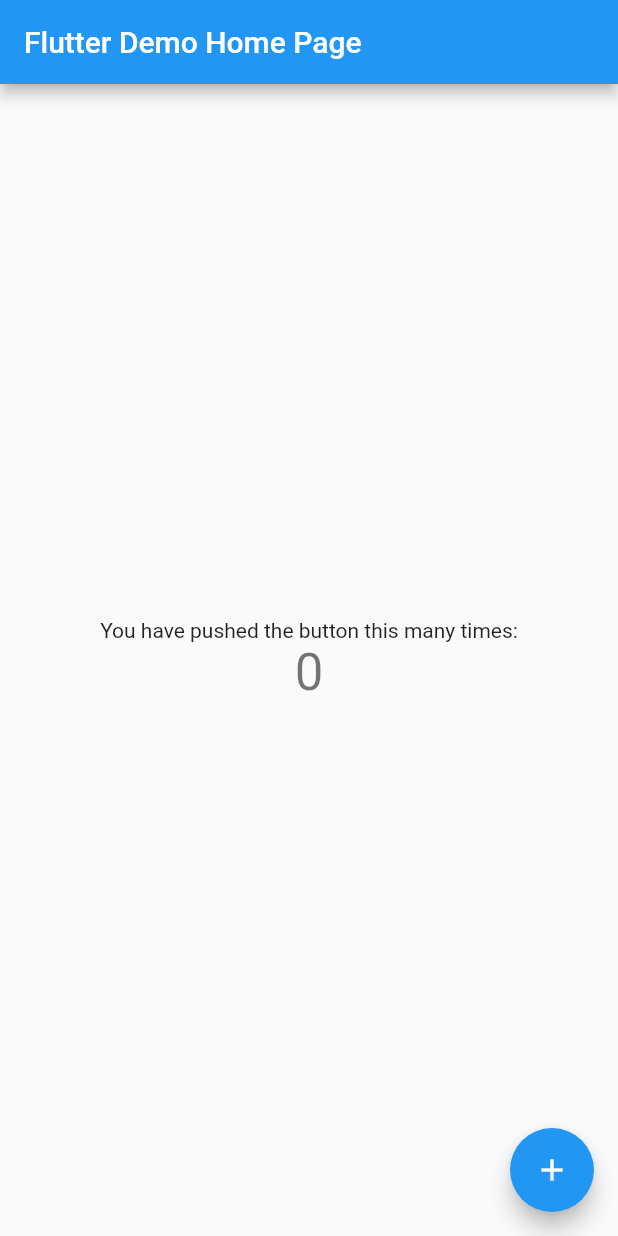
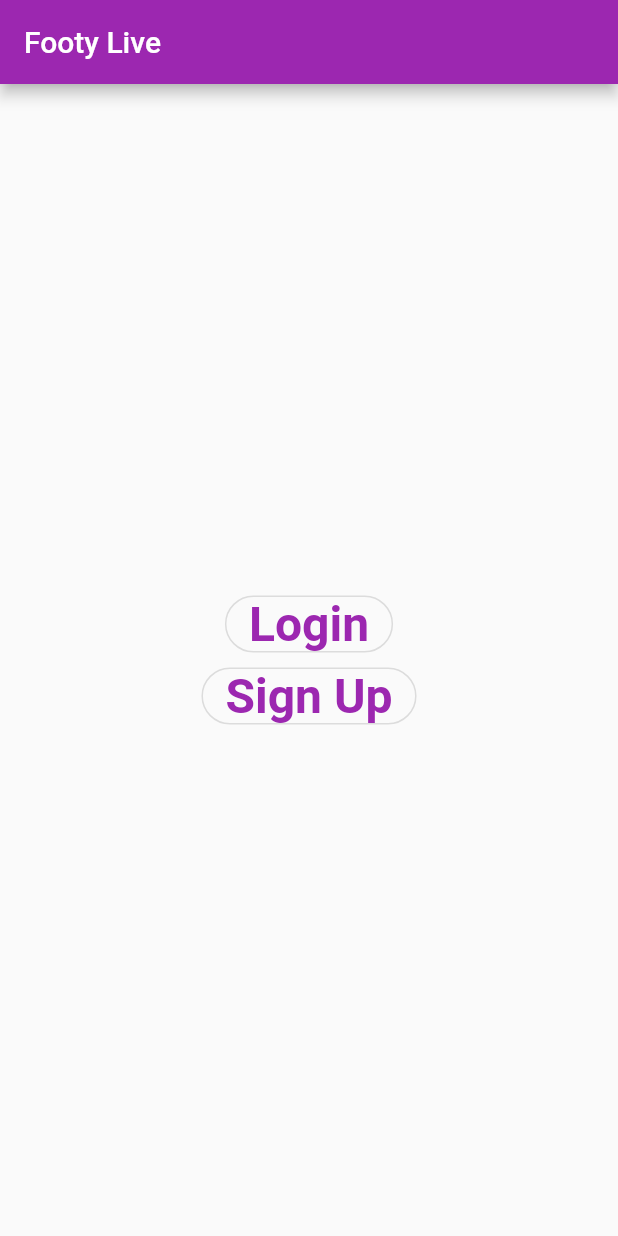
Before and after one commit to rahulmlokurte/footy_live, a Flutter app: the screen it shows after launch, on a phone screen of 412 x 824 dp. Run offline on Flutter 3.47's test engine with Material 2 defaults, Android fonts, the light colour scheme and no system bars.

Commit message:
Adding home page, login page

```diff
--- a/lib/main.dart
+++ b/lib/main.dart
@@ -1,4 +1,5 @@
 import 'package:flutter/material.dart';
+import 'package:footy_live/pages/home_page.dart';
 
 void main() {
   runApp(const MyApp());
@@ -10,106 +11,6 @@
   // This widget is the root of your application.
   @override
   Widget build(BuildContext context) {
-    return MaterialApp(
-      title: 'Flutter Demo',
-      theme: ThemeData(
-        // This is the theme of your application.
-        //
-        // Try running your application with "flutter run". You'll see the
-        // application has a blue toolbar. Then, without quitting the app, try
-        // changing the primarySwatch below to Colors.green and then invoke
-        // "hot reload" (press "r" in the console where you ran "flutter run",
-        // or simply save your changes to "hot reload" in a Flutter IDE).
-        // Notice that the counter didn't reset back to zero; the application
-        // is not restarted.
-        primarySwatch: Colors.blue,
-      ),
-      home: const MyHomePage(title: 'Flutter Demo Home Page'),
-    );
+    return const HomePage();
   }
 }
-
-class MyHomePage extends StatefulWidget {
-  const MyHomePage({Key? key, required this.title}) : super(key: key);
-
-  // This widget is the home page of your application. It is stateful, meaning
-  // that it has a State object (defined below) that contains fields that affect
-  // how it looks.
-
-  // This class is the configuration for the state. It holds the values (in this
-  // case the title) provided by the parent (in this case the App widget) and
-  // used by the build method of the State. Fields in a Widget subclass are
-  // always marked "final".
-
-  final String title;
-
-  @override
-  State<MyHomePage> createState() => _MyHomePageState();
-}
-
-class _MyHomePageState extends State<MyHomePage> {
-  int _counter = 0;
-
-  void _incrementCounter() {
-    setState(() {
-      // This call to setState tells the Flutter framework that something has
-      // changed in this State, which causes it to rerun the build method below
-      // so that the display can reflect the updated values. If we changed
-      // _counter without calling setState(), then the build method would not be
-      // called again, and so nothing would appear to happen.
-      _counter++;
-    });
-  }
-
-  @override
-  Widget build(BuildContext context) {
-    // This method is rerun every time setState is called, for instance as done
-    // by the _incrementCounter method above.
-    //
-    // The Flutter framework has been optimized to make rerunning build methods
-    // fast, so that you can just rebuild anything that needs updating rather
-    // than having to individually change instances of widgets.
-    return Scaffold(
-      appBar: AppBar(
-        // Here we take the value from the MyHomePage object that was created by
-        // the App.build method, and use it to set our appbar title.
-        title: Text(widget.title),
-      ),
-      body: Center(
-        // Center is a layout widget. It takes a single child and positions it
-        // in the middle of the parent.
-        child: Column(
-          // Column is also a layout widget. It takes a list of children and
-          // arranges them vertically. By default, it sizes itself to fit its
-          // children horizontally, and tries to be as tall as its parent.
-          //
-          // Invoke "debug painting" (press "p" in the console, choose the
-          // "Toggle Debug Paint" action from the Flutter Inspector in Android
-          // Studio, or the "Toggle Debug Paint" command in Visual Studio Code)
-          // to see the wireframe for each widget.
-          //
-          // Column has various properties to control how it sizes itself and
-          // how it positions its children. Here we use mainAxisAlignment to
-          // center the children vertically; the main axis here is the vertical
-          // axis because Columns are vertical (the cross axis would be
-          // horizontal).
-          mainAxisAlignment: MainAxisAlignment.center,
-          children: <Widget>[
-            const Text(
-              'You have pushed the button this many times:',
-            ),
-            Text(
-              '$_counter',
-              style: Theme.of(context).textTheme.headline4,
-            ),
-          ],
-        ),
-      ),
-      floatingActionButton: FloatingActionButton(
-        onPressed: _incrementCounter,
-        tooltip: 'Increment',
-        child: const Icon(Icons.add),
-      ), // This trailing comma makes auto-formatting nicer for build methods.
-    );
-  }
-}
--- /dev/null
+++ b/lib/pages/home_page.dart
@@ -0,0 +1,31 @@
+import 'package:flutter/material.dart';
+import 'package:footy_live/pages/login_page.dart';
+
+class HomePage extends StatelessWidget {
+  const HomePage({Key? key}) : super(key: key);
+
+  @override
+  Widget build(BuildContext context) {
+    return MaterialApp(
+      title: 'Footy Live',
+      theme: ThemeData(
+        primarySwatch: Colors.purple,
+      ),
+      home: Scaffold(
+        appBar: AppBar(
+          title: const Text('Footy Live'),
+        ),
+        body: Column(
+            mainAxisAlignment: MainAxisAlignment.spaceBetween,
+            children: <Widget>[
+              Expanded(child: Container(
+                  alignment: Alignment.center,
+                  child: const LoginPage()
+              ))
+
+            ]
+        ),
+      )
+      );
+  }
+}
--- /dev/null
+++ b/lib/pages/login_page.dart
@@ -0,0 +1,32 @@
+import 'package:flutter/material.dart';
+
+class LoginPage extends StatelessWidget {
+  const LoginPage({Key? key}) : super(key: key);
+
+  @override
+  Widget build(BuildContext context) {
+    return Column(
+          mainAxisAlignment: MainAxisAlignment.center,
+          crossAxisAlignment: CrossAxisAlignment.center,
+      children: [
+        OutlinedButton(
+          style: ElevatedButton.styleFrom(shape: const StadiumBorder() ),
+          onPressed: () {},
+          child: const Text('Login',
+          style: TextStyle(
+            fontSize: 32,
+            fontWeight: FontWeight.bold,
+          ),
+          ),
+        ),
+        OutlinedButton(onPressed: () {},
+            style: ElevatedButton.styleFrom(shape: const StadiumBorder()),
+            child: const Text('Sign Up',
+            style: TextStyle(
+              fontSize: 32,
+              fontWeight: FontWeight.bold,
+            ),))
+      ],
+    );
+  }
+}
```
